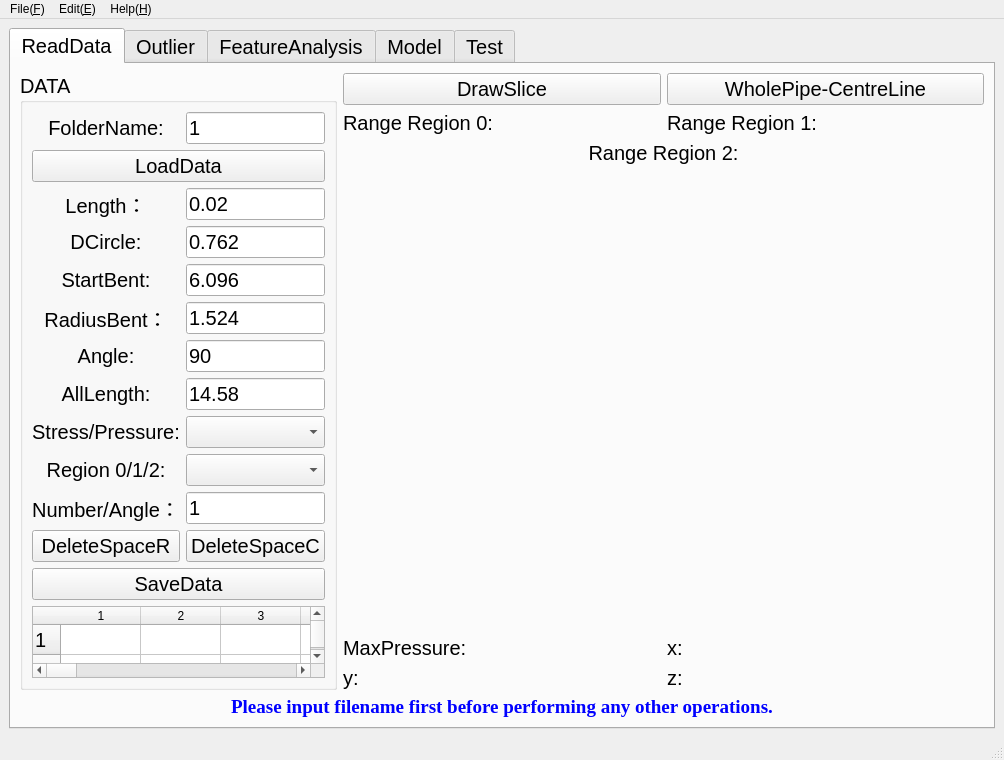
This is IntelligentModelInterface.ui in duan-sm/softwareML as Qt 5 draws it before an edit. The edited form follows.
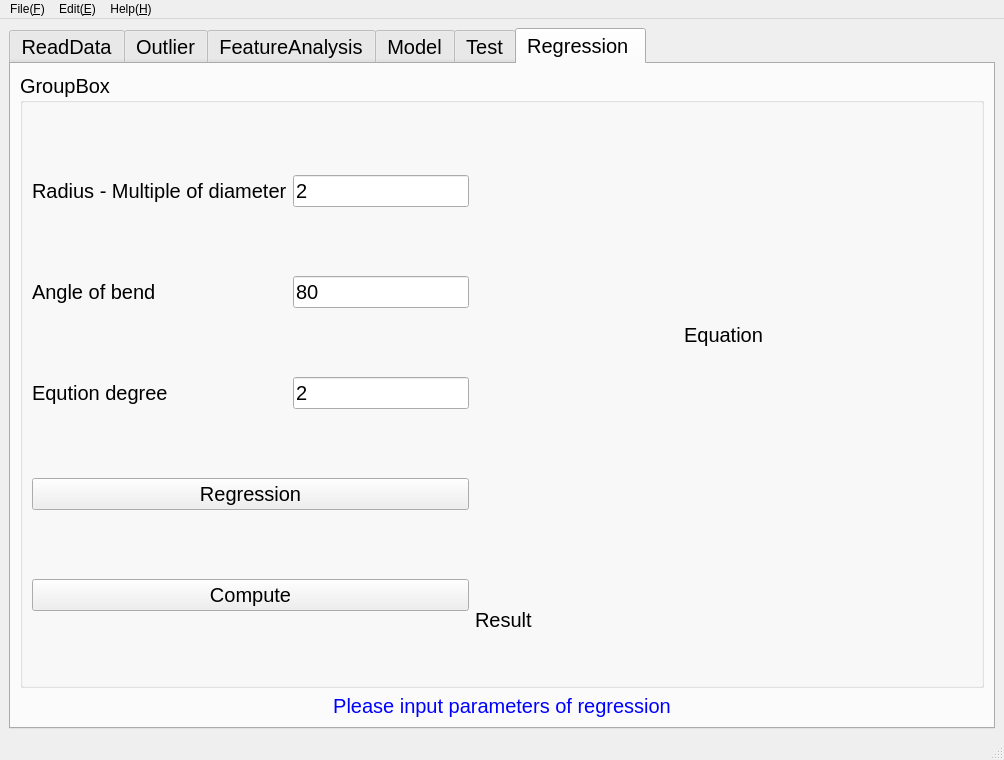
This is the edited form. The open tabs and pages were chosen to show the change. Custom widgets are drawn as their Qt base class.

Commit message: add comments and new function(Regression)

Patch:
```diff
--- a/IntelligentModelInterface.ui
+++ b/IntelligentModelInterface.ui
@@ -2219,6 +2219,616 @@
         </item>
        </layout>
       </widget>
+      <widget class="QWidget" name="tab_2">
+       <attribute name="title">
+        <string>Regression </string>
+       </attribute>
+       <layout class="QGridLayout" name="gridLayout_17">
+        <item row="1" column="0" colspan="3">
+         <widget class="QLabel" name="RegresionTip">
+          <property name="sizePolicy">
+           <sizepolicy hsizetype="Preferred" vsizetype="Fixed">
+            <horstretch>0</horstretch>
+            <verstretch>0</verstretch>
+           </sizepolicy>
+          </property>
+          <property name="palette">
+           <palette>
+            <active>
+             <colorrole role="WindowText">
+              <brush brushstyle="SolidPattern">
+               <color alpha="255">
+                <red>0</red>
+                <green>0</green>
+                <blue>255</blue>
+               </color>
+              </brush>
+             </colorrole>
+             <colorrole role="Button">
+              <brush brushstyle="SolidPattern">
+               <color alpha="255">
+                <red>255</red>
+                <green>255</green>
+                <blue>255</blue>
+               </color>
+              </brush>
+             </colorrole>
+             <colorrole role="Light">
+              <brush brushstyle="SolidPattern">
+               <color alpha="255">
+                <red>255</red>
+                <green>255</green>
+                <blue>255</blue>
+               </color>
+              </brush>
+             </colorrole>
+             <colorrole role="Midlight">
+              <brush brushstyle="SolidPattern">
+               <color alpha="255">
+                <red>255</red>
+                <green>255</green>
+                <blue>255</blue>
+               </color>
+              </brush>
+             </colorrole>
+             <colorrole role="Dark">
+              <brush brushstyle="SolidPattern">
+               <color alpha="255">
+                <red>127</red>
+                <green>127</green>
+                <blue>127</blue>
+               </color>
+              </brush>
+             </colorrole>
+             <colorrole role="Mid">
+              <brush brushstyle="SolidPattern">
+               <color alpha="255">
+                <red>170</red>
+                <green>170</green>
+                <blue>170</blue>
+               </color>
+              </brush>
+             </colorrole>
+             <colorrole role="Text">
+              <brush brushstyle="SolidPattern">
+               <color alpha="255">
+                <red>255</red>
+                <green>0</green>
+                <blue>0</blue>
+               </color>
+              </brush>
+             </colorrole>
+             <colorrole role="BrightText">
+              <brush brushstyle="SolidPattern">
+               <color alpha="255">
+                <red>255</red>
+                <green>255</green>
+                <blue>255</blue>
+               </color>
+              </brush>
+             </colorrole>
+             <colorrole role="ButtonText">
+              <brush brushstyle="SolidPattern">
+               <color alpha="255">
+                <red>0</red>
+                <green>0</green>
+                <blue>0</blue>
+               </color>
+              </brush>
+             </colorrole>
+             <colorrole role="Base">
+              <brush brushstyle="SolidPattern">
+               <color alpha="255">
+                <red>255</red>
+                <green>255</green>
+                <blue>255</blue>
+               </color>
+              </brush>
+             </colorrole>
+             <colorrole role="Window">
+              <brush brushstyle="SolidPattern">
+               <color alpha="255">
+                <red>255</red>
+                <green>255</green>
+                <blue>255</blue>
+               </color>
+              </brush>
+             </colorrole>
+             <colorrole role="Shadow">
+              <brush brushstyle="SolidPattern">
+               <color alpha="255">
+                <red>0</red>
+                <green>0</green>
+                <blue>0</blue>
+               </color>
+              </brush>
+             </colorrole>
+             <colorrole role="AlternateBase">
+              <brush brushstyle="SolidPattern">
+               <color alpha="255">
+                <red>255</red>
+                <green>255</green>
+                <blue>255</blue>
+               </color>
+              </brush>
+             </colorrole>
+             <colorrole role="ToolTipBase">
+              <brush brushstyle="SolidPattern">
+               <color alpha="255">
+                <red>255</red>
+                <green>255</green>
+                <blue>220</blue>
+               </color>
+              </brush>
+             </colorrole>
+             <colorrole role="ToolTipText">
+              <brush brushstyle="SolidPattern">
+               <color alpha="255">
+                <red>0</red>
+                <green>0</green>
+                <blue>0</blue>
+               </color>
+              </brush>
+             </colorrole>
+             <colorrole role="PlaceholderText">
+              <brush brushstyle="SolidPattern">
+               <color alpha="128">
+                <red>255</red>
+                <green>0</green>
+                <blue>0</blue>
+               </color>
+              </brush>
+             </colorrole>
+            </active>
+            <inactive>
+             <colorrole role="WindowText">
+              <brush brushstyle="SolidPattern">
+               <color alpha="255">
+                <red>0</red>
+                <green>0</green>
+                <blue>255</blue>
+               </color>
+              </brush>
+             </colorrole>
+             <colorrole role="Button">
+              <brush brushstyle="SolidPattern">
+               <color alpha="255">
+                <red>255</red>
+                <green>255</green>
+                <blue>255</blue>
+               </color>
+              </brush>
+             </colorrole>
+             <colorrole role="Light">
+              <brush brushstyle="SolidPattern">
+               <color alpha="255">
+                <red>255</red>
+                <green>255</green>
+                <blue>255</blue>
+               </color>
+              </brush>
+             </colorrole>
+             <colorrole role="Midlight">
+              <brush brushstyle="SolidPattern">
+               <color alpha="255">
+                <red>255</red>
+                <green>255</green>
+                <blue>255</blue>
+               </color>
+              </brush>
+             </colorrole>
+             <colorrole role="Dark">
+              <brush brushstyle="SolidPattern">
+               <color alpha="255">
+                <red>127</red>
+                <green>127</green>
+                <blue>127</blue>
+               </color>
+              </brush>
+             </colorrole>
+             <colorrole role="Mid">
+              <brush brushstyle="SolidPattern">
+               <color alpha="255">
+                <red>170</red>
+                <green>170</green>
+                <blue>170</blue>
+               </color>
+              </brush>
+             </colorrole>
+             <colorrole role="Text">
+              <brush brushstyle="SolidPattern">
+               <color alpha="255">
+                <red>255</red>
+                <green>0</green>
+                <blue>0</blue>
+               </color>
+              </brush>
+             </colorrole>
+             <colorrole role="BrightText">
+              <brush brushstyle="SolidPattern">
+               <color alpha="255">
+                <red>255</red>
+                <green>255</green>
+                <blue>255</blue>
+               </color>
+              </brush>
+             </colorrole>
+             <colorrole role="ButtonText">
+              <brush brushstyle="SolidPattern">
+               <color alpha="255">
+                <red>0</red>
+                <green>0</green>
+                <blue>0</blue>
+               </color>
+              </brush>
+             </colorrole>
+             <colorrole role="Base">
+              <brush brushstyle="SolidPattern">
+               <color alpha="255">
+                <red>255</red>
+                <green>255</green>
+                <blue>255</blue>
+               </color>
+              </brush>
+             </colorrole>
+             <colorrole role="Window">
+              <brush brushstyle="SolidPattern">
+               <color alpha="255">
+                <red>255</red>
+                <green>255</green>
+                <blue>255</blue>
+               </color>
+              </brush>
+             </colorrole>
+             <colorrole role="Shadow">
+              <brush brushstyle="SolidPattern">
+               <color alpha="255">
+                <red>0</red>
+                <green>0</green>
+                <blue>0</blue>
+               </color>
+              </brush>
+             </colorrole>
+             <colorrole role="AlternateBase">
+              <brush brushstyle="SolidPattern">
+               <color alpha="255">
+                <red>255</red>
+                <green>255</green>
+                <blue>255</blue>
+               </color>
+              </brush>
+             </colorrole>
+             <colorrole role="ToolTipBase">
+              <brush brushstyle="SolidPattern">
+               <color alpha="255">
+                <red>255</red>
+                <green>255</green>
+                <blue>220</blue>
+               </color>
+              </brush>
+             </colorrole>
+             <colorrole role="ToolTipText">
+              <brush brushstyle="SolidPattern">
+               <color alpha="255">
+                <red>0</red>
+                <green>0</green>
+                <blue>0</blue>
+               </color>
+              </brush>
+             </colorrole>
+             <colorrole role="PlaceholderText">
+              <brush brushstyle="SolidPattern">
+               <color alpha="128">
+                <red>255</red>
+                <green>0</green>
+                <blue>0</blue>
+               </color>
+              </brush>
+             </colorrole>
+            </inactive>
+            <disabled>
+             <colorrole role="WindowText">
+              <brush brushstyle="SolidPattern">
+               <color alpha="255">
+                <red>127</red>
+                <green>127</green>
+                <blue>127</blue>
+               </color>
+              </brush>
+             </colorrole>
+             <colorrole role="Button">
+              <brush brushstyle="SolidPattern">
+               <color alpha="255">
+                <red>255</red>
+                <green>255</green>
+                <blue>255</blue>
+               </color>
+              </brush>
+             </colorrole>
+             <colorrole role="Light">
+              <brush brushstyle="SolidPattern">
+               <color alpha="255">
+                <red>255</red>
+                <green>255</green>
+                <blue>255</blue>
+               </color>
+              </brush>
+             </colorrole>
+             <colorrole role="Midlight">
+              <brush brushstyle="SolidPattern">
+               <color alpha="255">
+                <red>255</red>
+                <green>255</green>
+                <blue>255</blue>
+               </color>
+              </brush>
+             </colorrole>
+             <colorrole role="Dark">
+              <brush brushstyle="SolidPattern">
+               <color alpha="255">
+                <red>127</red>
+                <green>127</green>
+                <blue>127</blue>
+               </color>
+              </brush>
+             </colorrole>
+             <colorrole role="Mid">
+              <brush brushstyle="SolidPattern">
+               <color alpha="255">
+                <red>170</red>
+                <green>170</green>
+                <blue>170</blue>
+               </color>
+              </brush>
+             </colorrole>
+             <colorrole role="Text">
+              <brush brushstyle="SolidPattern">
+               <color alpha="255">
+                <red>127</red>
+                <green>127</green>
+                <blue>127</blue>
+               </color>
+              </brush>
+             </colorrole>
+             <colorrole role="BrightText">
+              <brush brushstyle="SolidPattern">
+               <color alpha="255">
+                <red>255</red>
+                <green>255</green>
+                <blue>255</blue>
+               </color>
+              </brush>
+             </colorrole>
+             <colorrole role="ButtonText">
+              <brush brushstyle="SolidPattern">
+               <color alpha="255">
+                <red>127</red>
+                <green>127</green>
+                <blue>127</blue>
+               </color>
+              </brush>
+             </colorrole>
+             <colorrole role="Base">
+              <brush brushstyle="SolidPattern">
+               <color alpha="255">
+                <red>255</red>
+                <green>255</green>
+                <blue>255</blue>
+               </color>
+              </brush>
+             </colorrole>
+             <colorrole role="Window">
+              <brush brushstyle="SolidPattern">
+               <color alpha="255">
+                <red>255</red>
+                <green>255</green>
+                <blue>255</blue>
+               </color>
+              </brush>
+             </colorrole>
+             <colorrole role="Shadow">
+              <brush brushstyle="SolidPattern">
+               <color alpha="255">
+                <red>0</red>
+                <green>0</green>
+                <blue>0</blue>
+               </color>
+              </brush>
+             </colorrole>
+             <colorrole role="AlternateBase">
+              <brush brushstyle="SolidPattern">
+               <color alpha="255">
+                <red>255</red>
+                <green>255</green>
+                <blue>255</blue>
+               </color>
+              </brush>
+             </colorrole>
+             <colorrole role="ToolTipBase">
+              <brush brushstyle="SolidPattern">
+               <color alpha="255">
+                <red>255</red>
+                <green>255</green>
+                <blue>220</blue>
+               </color>
+              </brush>
+             </colorrole>
+             <colorrole role="ToolTipText">
+              <brush brushstyle="SolidPattern">
+               <color alpha="255">
+                <red>0</red>
+                <green>0</green>
+                <blue>0</blue>
+               </color>
+              </brush>
+             </colorrole>
+             <colorrole role="PlaceholderText">
+              <brush brushstyle="SolidPattern">
+               <color alpha="128">
+                <red>0</red>
+                <green>0</green>
+                <blue>0</blue>
+               </color>
+              </brush>
+             </colorrole>
+            </disabled>
+           </palette>
+          </property>
+          <property name="frameShadow">
+           <enum>QFrame::Sunken</enum>
+          </property>
+          <property name="text">
+           <string>Please input parameters of regression</string>
+          </property>
+          <property name="alignment">
+           <set>Qt::AlignCenter</set>
+          </property>
+         </widget>
+        </item>
+        <item row="0" column="0" colspan="3">
+         <layout class="QGridLayout" name="gridLayout_13">
+          <item row="0" column="0">
+           <widget class="QGroupBox" name="groupBox_3">
+            <property name="title">
+             <string>GroupBox</string>
+            </property>
+            <layout class="QGridLayout" name="gridLayout_19">
+             <item row="1" column="1">
+              <widget class="QLabel" name="label_48">
+               <property name="sizePolicy">
+                <sizepolicy hsizetype="Preferred" vsizetype="Preferred">
+                 <horstretch>0</horstretch>
+                 <verstretch>1</verstretch>
+                </sizepolicy>
+               </property>
+               <property name="text">
+                <string>Result</string>
+               </property>
+              </widget>
+             </item>
+             <item row="0" column="0" rowspan="2">
+              <layout class="QGridLayout" name="gridLayout_18">
+               <item row="3" column="0" colspan="2">
+                <widget class="QPushButton" name="Regression">
+                 <property name="text">
+                  <string>Regression</string>
+                 </property>
+                </widget>
+               </item>
+               <item row="0" column="0">
+                <widget class="QLabel" name="label_45">
+                 <property name="text">
+                  <string>Radius - Multiple of diameter</string>
+                 </property>
+                </widget>
+               </item>
+               <item row="4" column="0" colspan="2">
+                <widget class="QPushButton" name="ComputeR">
+                 <property name="text">
+                  <string>Compute</string>
+                 </property>
+                </widget>
+               </item>
+               <item row="1" column="0">
+                <widget class="QLabel" name="label_46">
+                 <property name="text">
+                  <string>Angle of bend</string>
+                 </property>
+                </widget>
+               </item>
+               <item row="0" column="1">
+                <widget class="QLineEdit" name="Radius">
+                 <property name="sizePolicy">
+                  <sizepolicy hsizetype="Fixed" vsizetype="Fixed">
+                   <horstretch>0</horstretch>
+                   <verstretch>0</verstretch>
+                  </sizepolicy>
+                 </property>
+                 <property name="text">
+                  <string>2</string>
+                 </property>
+                 <property name="placeholderText">
+                  <string>2</string>
+                 </property>
+                </widget>
+               </item>
+               <item row="2" column="0">
+                <widget class="QLabel" name="label_47">
+                 <property name="text">
+                  <string>Eqution degree</string>
+                 </property>
+                </widget>
+               </item>
+               <item row="2" column="1">
+                <widget class="QLineEdit" name="Degree">
+                 <property name="sizePolicy">
+                  <sizepolicy hsizetype="Fixed" vsizetype="Fixed">
+                   <horstretch>0</horstretch>
+                   <verstretch>0</verstretch>
+                  </sizepolicy>
+                 </property>
+                 <property name="text">
+                  <string>2</string>
+                 </property>
+                 <property name="placeholderText">
+                  <string>2</string>
+                 </property>
+                </widget>
+               </item>
+               <item row="1" column="1">
+                <widget class="QLineEdit" name="Angle_2">
+                 <property name="sizePolicy">
+                  <sizepolicy hsizetype="Fixed" vsizetype="Fixed">
+                   <horstretch>0</horstretch>
+                   <verstretch>0</verstretch>
+                  </sizepolicy>
+                 </property>
+                 <property name="text">
+                  <string>80</string>
+                 </property>
+                 <property name="placeholderText">
+                  <string>80</string>
+                 </property>
+                </widget>
+               </item>
+              </layout>
+             </item>
+             <item row="1" column="2">
+              <widget class="QLabel" name="ResultR">
+               <property name="sizePolicy">
+                <sizepolicy hsizetype="Preferred" vsizetype="Preferred">
+                 <horstretch>0</horstretch>
+                 <verstretch>1</verstretch>
+                </sizepolicy>
+               </property>
+               <property name="text">
+                <string/>
+               </property>
+              </widget>
+             </item>
+             <item row="0" column="1" colspan="2">
+              <widget class="QLabel" name="Eqution">
+               <property name="sizePolicy">
+                <sizepolicy hsizetype="Preferred" vsizetype="Preferred">
+                 <horstretch>0</horstretch>
+                 <verstretch>4</verstretch>
+                </sizepolicy>
+               </property>
+               <property name="text">
+                <string>Equation</string>
+               </property>
+               <property name="alignment">
+                <set>Qt::AlignCenter</set>
+               </property>
+              </widget>
+             </item>
+            </layout>
+           </widget>
+          </item>
+         </layout>
+        </item>
+       </layout>
+      </widget>
      </widget>
     </item>
    </layout>
```
The commit also changes 8 other files.
